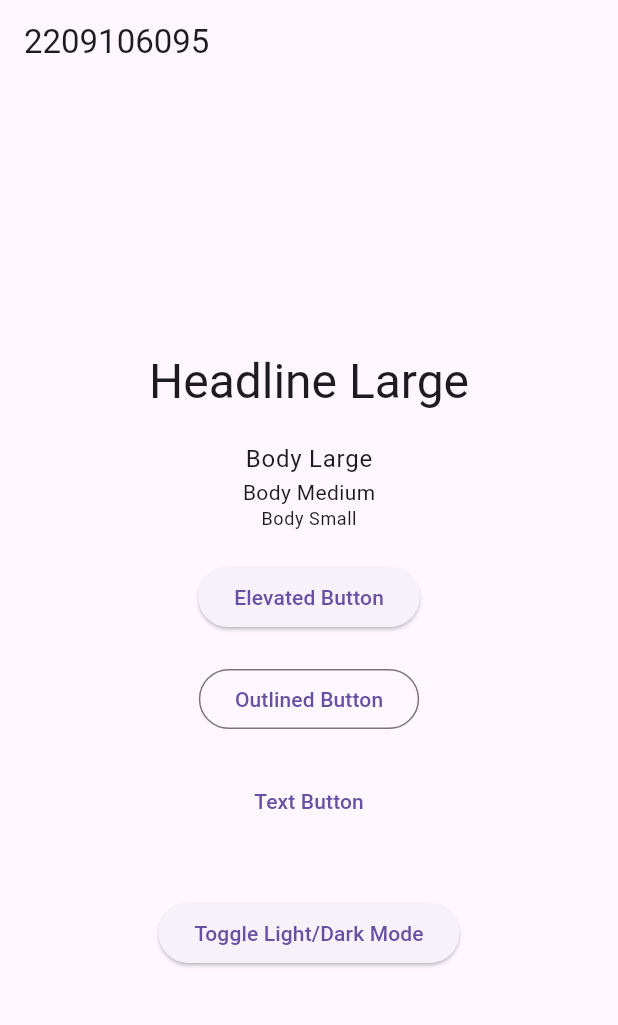
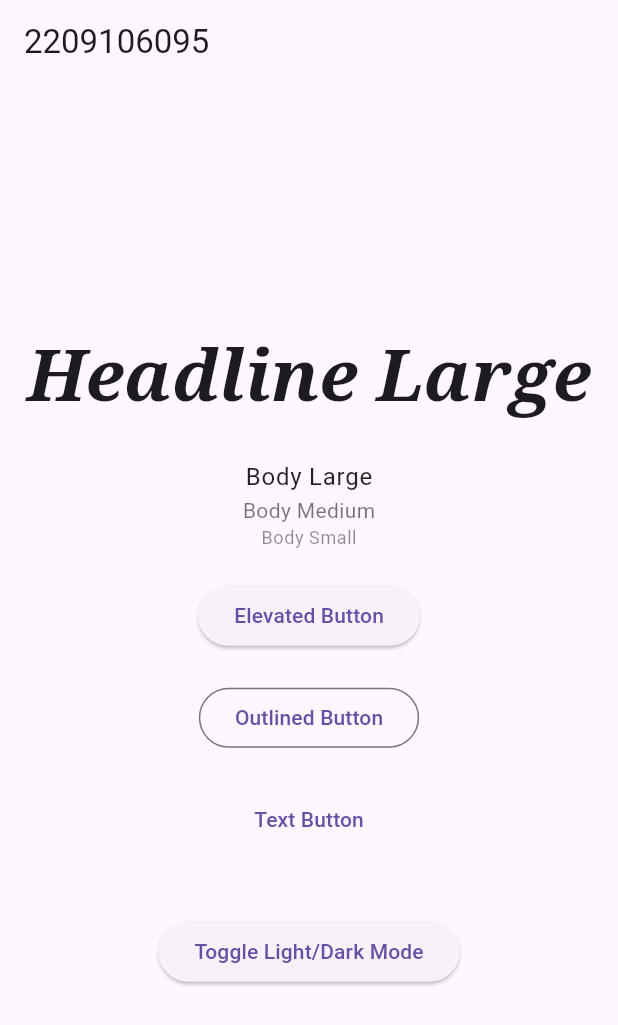
Before and after one commit to DindaAyuAprilia/mobile_review_BC22_095, a Flutter app: the screen it shows after launch, on a phone screen of 412 x 824 dp. Shown: the top 1025 px of the screen. Run offline on Flutter 3.47's test engine with Material 3 defaults, Android fonts, the phone set to English and light mode, and no system bars; our stand-ins replace google_fonts.

Commit message:
2209106095_DindaAyuAprilia_Review6

```diff
--- a/pertemuan4_095/lib/main.dart
+++ b/pertemuan4_095/lib/main.dart
@@ -26,8 +26,36 @@ class _MyAppState extends State<MyApp> {
   Widget build(BuildContext context) {
     return MaterialApp(
       title: 'Theme Switcher',
-      theme: ThemeData.light(),
-      darkTheme: ThemeData.dark(),
+      theme: ThemeData(
+        useMaterial3: true,
+        brightness: Brightness.light,
+        textTheme: const TextTheme(
+          headlineLarge: TextStyle(
+            fontSize: 48,
+            fontWeight: FontWeight.w600,
+            fontStyle: FontStyle.italic,
+            fontFamily: 'Serif',
+          ),
+          bodyLarge: TextStyle(color: Colors.black87),
+          bodyMedium: TextStyle(color: Colors.black54),
+          bodySmall: TextStyle(color: Colors.black45),
+        ),
+      ),
+      darkTheme: ThemeData(
+        useMaterial3: true,
+        brightness: Brightness.dark,
+        textTheme: const TextTheme(
+          headlineLarge: TextStyle(
+            fontSize: 48,
+            fontWeight: FontWeight.w600,
+            fontStyle: FontStyle.italic,
+            fontFamily: 'Serif',
+          ),
+          bodyLarge: TextStyle(color: Colors.white70),
+          bodyMedium: TextStyle(color: Colors.white60),
+          bodySmall: TextStyle(color: Colors.white54),
+        ),
+      ),
       themeMode: _themeMode,
       home: ThemeScreen(toggleTheme: _toggleTheme),
     );
--- a/pertemuan4_095/lib/pages/home_page.dart
+++ b/pertemuan4_095/lib/pages/home_page.dart
@@ -282,3 +282,5 @@ class _MyHomePageState extends State<MyHomePage> {
     );
   }
 }
+
+// s
--- a/pertemuan4_095/lib/pages/theme_page.dart
+++ b/pertemuan4_095/lib/pages/theme_page.dart
@@ -19,7 +19,7 @@ class ThemeScreen extends StatelessWidget {
               'Headline Large',
               style: Theme.of(context).textTheme.headlineLarge,
             ),
-            const SizedBox(height: 20),
+            const SizedBox(height: 25),
             Text(
               'Body Large',
               style: Theme.of(context).textTheme.bodyLarge,
```
